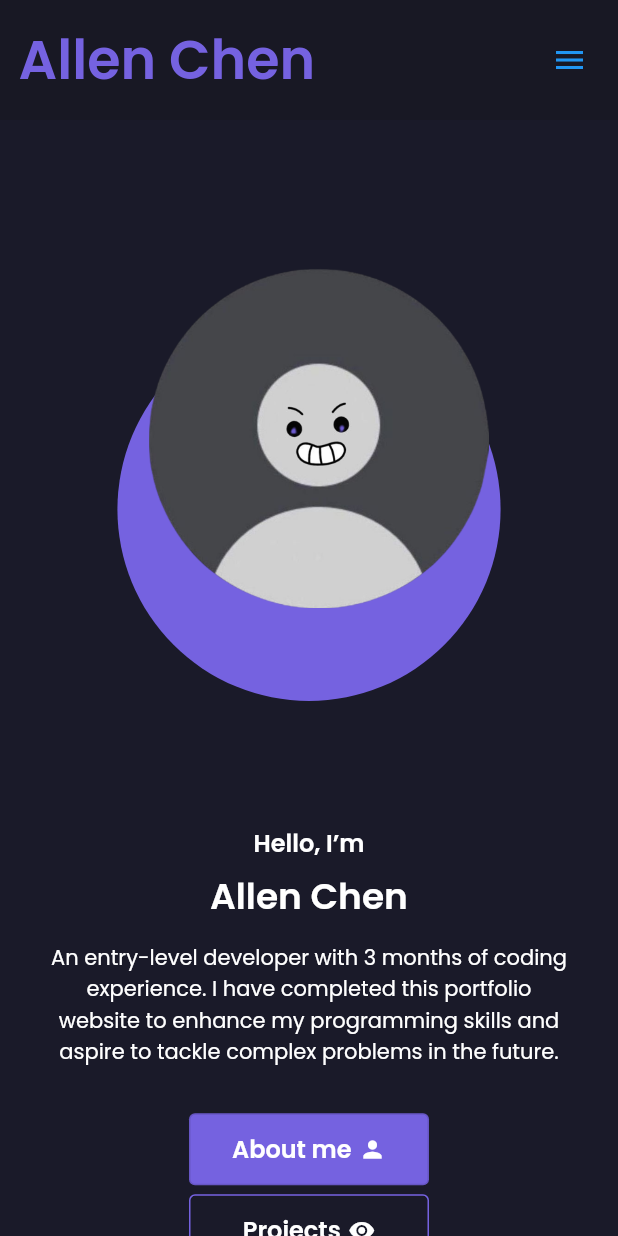
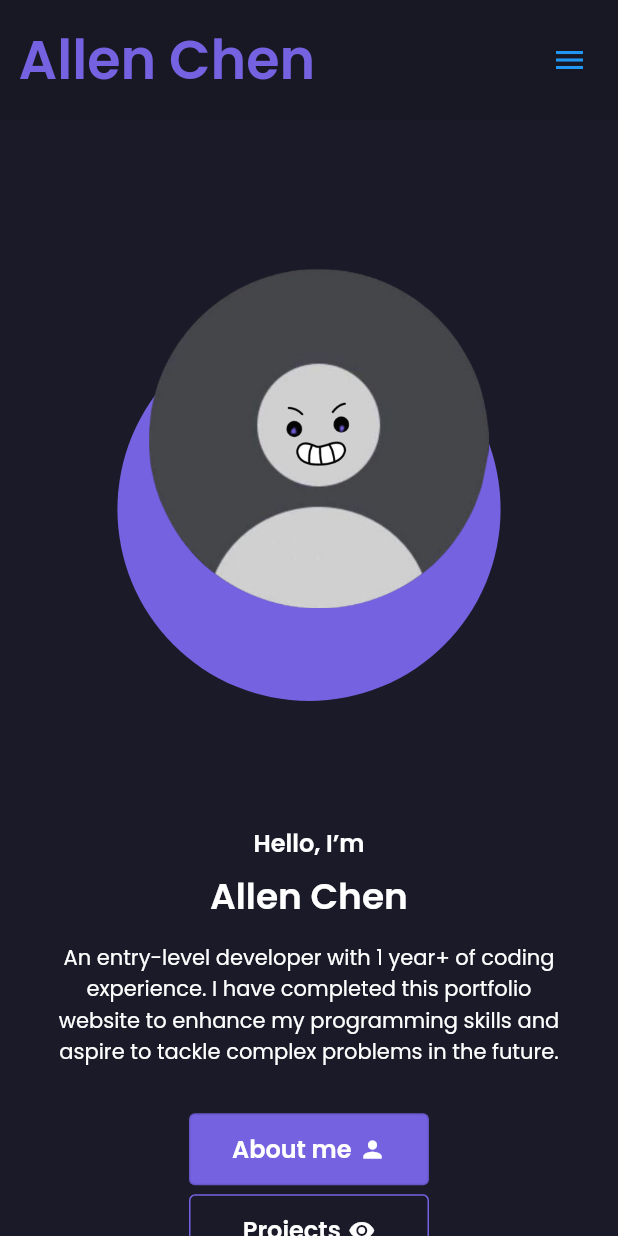
Before and after one commit to allenchency/portfolio, a Flutter app: the screen it shows after launch, on a phone screen of 412 x 824 dp. Run offline on Flutter 3.47's test engine with Material 2 defaults, Android fonts, the light colour scheme and no system bars; drawn by our look-alikes of auto_size_text; our stand-ins replace cached_network_image, equatable, flutter_bloc, flutter_svg, font_awesome_flutter; missing offline and left inert: universal_html; network calls fail.

Commit message:
string update

```diff
--- a/lib/core/utils/app_strings.dart
+++ b/lib/core/utils/app_strings.dart
@@ -2,7 +2,7 @@ abstract class AppStrings {
   static const String developerName = 'Allen Chen';
   static const String helloIM = 'Hello, I’m';
   static const String introMsg =
-      "An entry-level developer with 3 months of coding experience. I have completed this portfolio website to enhance my programming skills and aspire to tackle complex problems in the future.";
+      "An entry-level developer with 1 year+ of coding experience. I have completed this portfolio website to enhance my programming skills and aspire to tackle complex problems in the future.";
   static String aboutMeMsg =
       "I'm a developer with a solid understanding of Python and the Flutter framework. I have built numerous projects focused on data analysis using Python, as well as my personal portfolio with Dart in the Flutter framework. These projects serve as evidence of my ability to deliver creative and high-quality solutions to solve complex problems";
   static const String numOfExperience = '1+';
```
